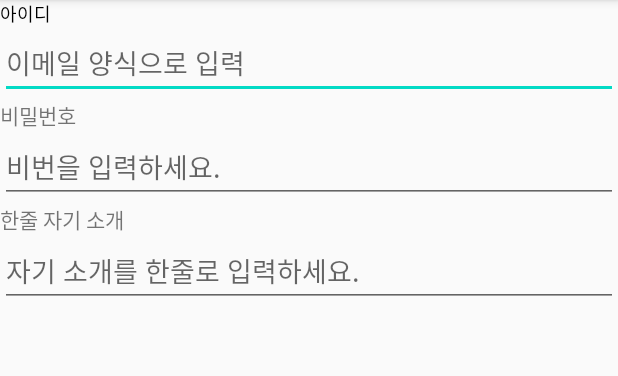
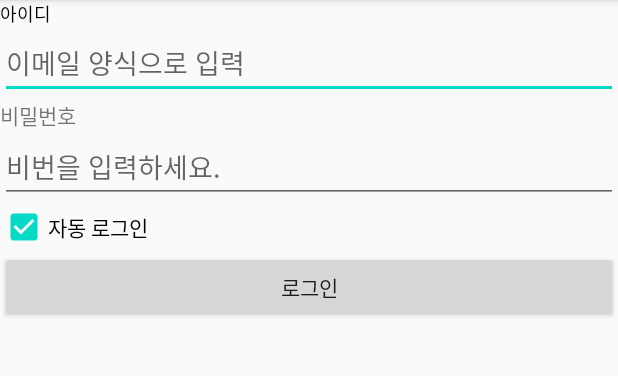
Before and after one commit to cho881020/UIPractice_20200407, an Android app: the screen it shows after launch (MainActivity), on a phone screen of 412 x 824 dp, the part 84-460 px from its top. Run offline under Robolectric (Android 15) with nearby library versions, the phone set to English and light mode, and no system bars.

Commit message:
버튼 / 체크박스 연습

```diff
--- a/app/src/main/res/layout/activity_main.xml
+++ b/app/src/main/res/layout/activity_main.xml
@@ -31,18 +31,19 @@
         android:hint="비번을 입력하세요."
         android:inputType="textPassword"/>
 
-    <TextView
+    <CheckBox
         android:layout_width="wrap_content"
         android:layout_height="wrap_content"
-        android:text="한줄 자기 소개" />
+        android:checked="true"
+        android:text="자동 로그인" />
 
-    <EditText
+    <Button
         android:layout_width="match_parent"
         android:layout_height="wrap_content"
-        android:hint="자기 소개를 한줄로 입력하세요."
-        android:singleLine="true"
-        android:imeOptions="actionSearch"/>
+        android:text="로그인" />
 
+
+<!-- Ctrl + K 커밋.-->
 
 
 </LinearLayout>
```
